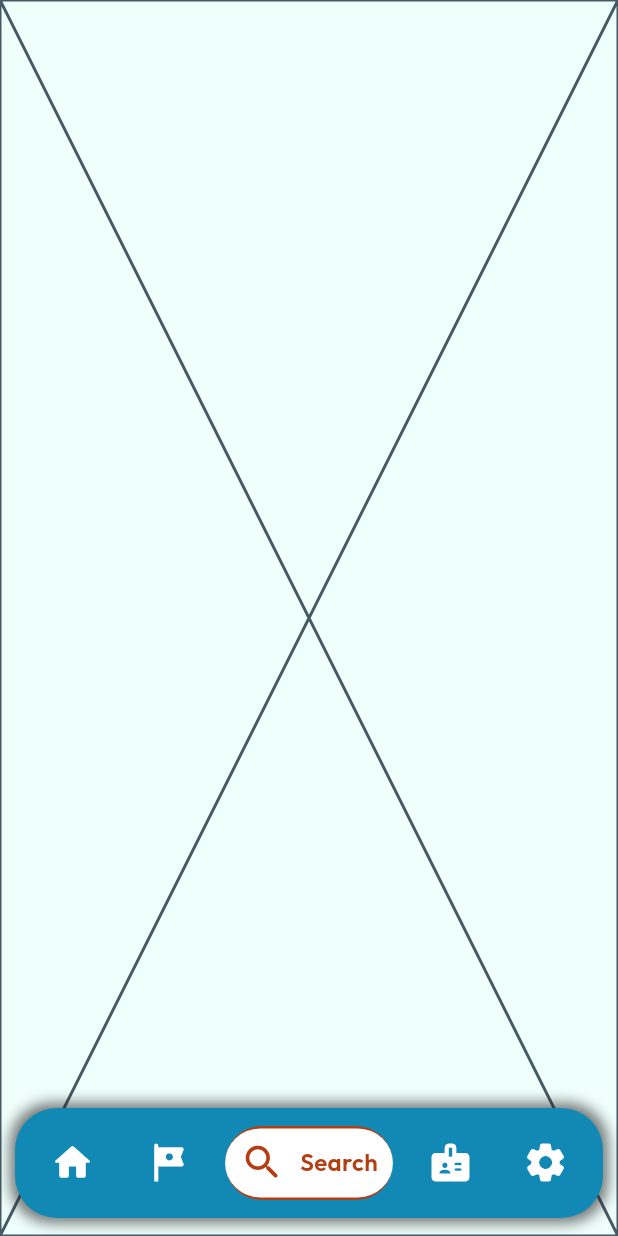
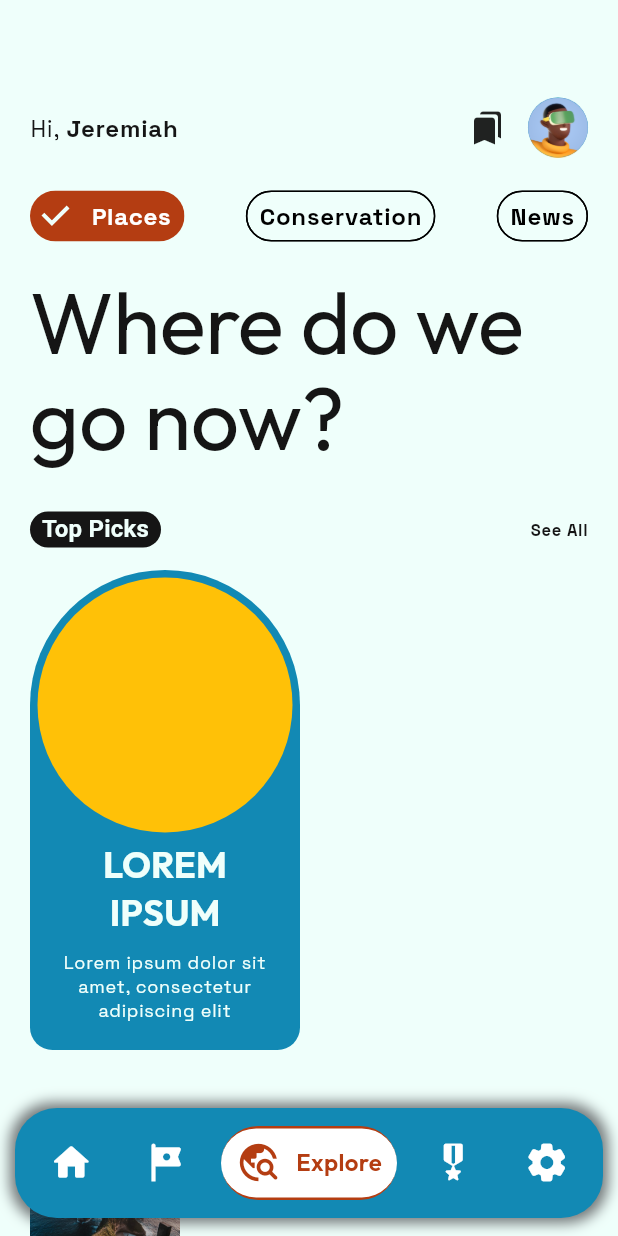
Before and after one commit to baxelnut/virtual_tourism, a Flutter app: the screen it shows after launch, item 3 of the bottom bar chosen, on a phone screen of 412 x 824 dp. Run offline on Flutter 3.47's test engine with Material 3 defaults, Android fonts, the phone set to English and light mode, and no system bars; drawn by our look-alikes of google_nav_bar; our stand-ins replace firebase_core, flutter_dotenv, google_fonts, shared_preferences; missing offline and left inert: panorama_viewer; accounts and stored records are empty; Roboto replaces fonts that are missing (Italiana).

Commit message:
setup up for pages and component initiation (card, chips, user overview)

```diff
--- a/lib/src/app.dart
+++ b/lib/src/app.dart
@@ -2,9 +2,12 @@ import 'package:flutter/material.dart';
 import 'package:google_fonts/google_fonts.dart';
 import 'package:google_nav_bar/google_nav_bar.dart';
 import 'package:provider/provider.dart';
+import 'package:virtual_tourism/src/pages/explore/explore_page.dart';
+import 'package:virtual_tourism/src/pages/settings/settings_page.dart';
+import 'package:virtual_tourism/src/pages/tour/tour_page.dart';
 
 import 'data/theme/theme_provider.dart';
-import 'pages/badges/badges_page.dart';
+import 'pages/medals/medals_page.dart';
 import 'pages/home/home_page.dart';
 
 class MyApp extends StatefulWidget {
@@ -37,13 +40,13 @@ class _MyAppState extends State<MyApp> {
               case 0:
                 return const HomePage();
               case 1:
-                return const Placeholder();
+                return const TourPage();
               case 2:
-                return const Placeholder();
+                return const ExplorePage();
               case 3:
-                return const BadgesPage();
+                return const MedalsPage();
               case 4:
-                return const Placeholder();
+                return const SettingsPage();
               default:
                 return const HomePage();
             }
@@ -99,14 +102,14 @@ class _MyAppState extends State<MyApp> {
                       text: 'Tour',
                       textStyle: customTextStyle),
                   GButton(
-                      icon: Icons.search_rounded,
+                      icon: Icons.travel_explore_rounded,
                       iconSize: 30,
-                      text: 'Search',
+                      text: 'Explore',
                       textStyle: customTextStyle),
                   GButton(
-                      icon: Icons.badge_rounded,
+                      icon: Icons.military_tech_rounded,
                       iconSize: 30,
-                      text: 'Badges',
+                      text: 'Medals',
                       textStyle: customTextStyle),
                   GButton(
                       icon: Icons.settings_rounded,
--- /dev/null
+++ b/lib/src/components/cards_curved.dart
@@ -0,0 +1,62 @@
+import 'package:flutter/material.dart';
+
+class CardsCurved extends StatefulWidget {
+  final String title;
+  final String subtitle;
+  const CardsCurved({super.key, required this.title, required this.subtitle});
+
+  @override
+  State<CardsCurved> createState() => _CardsCurvedState();
+}
+
+class _CardsCurvedState extends State<CardsCurved> {
+  @override
+  Widget build(BuildContext context) {
+    final theme = Theme.of(context);
+    return Container(
+      width: 180,
+      height: 320,
+      decoration: BoxDecoration(
+          color: theme.colorScheme.primary,
+          borderRadius: const BorderRadius.only(
+              topLeft: Radius.circular(360),
+              topRight: Radius.circular(360),
+              bottomLeft: Radius.circular(60),
+              bottomRight: Radius.circular(60))),
+      child: Column(
+        children: [
+          Padding(
+            padding: const EdgeInsets.symmetric(vertical: 5),
+            child: Container(
+              width: 170,
+              height: 170,
+              decoration: BoxDecoration(
+                  borderRadius: BorderRadius.circular(360),
+                  color: Colors.amber),
+            ),
+          ),
+          Padding(
+            padding: const EdgeInsets.symmetric(horizontal: 10),
+            child: Text(
+              widget.title,
+              textAlign: TextAlign.center,
+              style: theme.textTheme.headlineSmall?.copyWith(
+                color: theme.colorScheme.onPrimary,
+              ),
+            ),
+          ),
+          Padding(
+            padding: const EdgeInsets.symmetric(horizontal: 10, vertical: 10),
+            child: Text(
+              widget.subtitle,
+              textAlign: TextAlign.center,
+              style: theme.textTheme.labelMedium?.copyWith(
+                color: theme.colorScheme.onPrimary,
+              ),
+            ),
+          )
+        ],
+      ),
+    );
+  }
+}
--- /dev/null
+++ b/lib/src/components/cards_header.dart
@@ -0,0 +1,45 @@
+import 'package:flutter/material.dart';
+
+class CardsHeader extends StatelessWidget {
+  final String cardsTitle;
+  const CardsHeader({super.key, required this.cardsTitle});
+
+  @override
+  Widget build(BuildContext context) {
+    final theme = Theme.of(context);
+    return Padding(
+      padding: const EdgeInsets.symmetric(vertical: 15),
+      child: Row(
+        mainAxisAlignment: MainAxisAlignment.spaceBetween,
+        children: [
+          Container(
+              decoration: BoxDecoration(
+                  color: theme.colorScheme.onSurface,
+                  borderRadius: BorderRadius.circular(60)),
+              child: Padding(
+                padding: const EdgeInsets.symmetric(horizontal: 8),
+                child: Text(
+                  cardsTitle,
+                  style: theme.textTheme.titleMedium
+                      ?.copyWith(color: theme.colorScheme.surface),
+                ),
+              )),
+          GestureDetector(
+              onTap: () {
+                showDialog(
+                    context: context,
+                    builder: (_) {
+                      return AlertDialog(
+                        title: Text(cardsTitle),
+                      );
+                    });
+              },
+              child: Text(
+                'See All',
+                style: theme.textTheme.labelSmall,
+              ))
+        ],
+      ),
+    );
+  }
+}
--- /dev/null
+++ b/lib/src/components/cards_linear.dart
@@ -0,0 +1,60 @@
+import 'package:flutter/material.dart';
+
+class CardsLinear extends StatefulWidget {
+  const CardsLinear({super.key});
+
+  @override
+  State<CardsLinear> createState() => _CardsLinearState();
+}
+
+class _CardsLinearState extends State<CardsLinear> {
+  @override
+  Widget build(BuildContext context) {
+    final theme = Theme.of(context);
+    return Stack(
+      children: [
+        Container(
+          width: 100,
+          height: 120,
+          decoration: BoxDecoration(
+            borderRadius: BorderRadius.circular(16),
+          ),
+          child: ClipRRect(
+            borderRadius: BorderRadius.circular(16),
+            child: Image.asset(
+              'assets/nusa_penida.jpeg',
+              fit: BoxFit.cover,
+              width: 100,
+              height: 120,
+            ),
+          ),
+        ),
+        Container(
+          width: 100,
+          height: 120,
+          decoration: BoxDecoration(
+            gradient: LinearGradient(
+              colors: [
+                Colors.black,
+                Colors.transparent,
+              ],
+              begin: Alignment.bottomCenter,
+              end: Alignment.center,
+              stops: [0.0, 1.0],
+              tileMode: TileMode.clamp,
+            ),
+            borderRadius: BorderRadius.circular(16),
+          ),
+        ),
+        Positioned(
+          bottom: 10,
+          left: 10,
+          child: Text('Nusa Penidaaaaaaaa',
+          overflow: TextOverflow.clip,
+              style: theme.textTheme.labelSmall
+                  ?.copyWith(color: theme.colorScheme.surface)),
+        ),
+      ],
+    );
+  }
+}
--- /dev/null
+++ b/lib/src/components/chips_component.dart
@@ -0,0 +1,48 @@
+import 'package:flutter/material.dart';
+
+class ChipsComponent extends StatefulWidget {
+  final List<String> listOfThangz;
+  const ChipsComponent({super.key, required this.listOfThangz});
+
+  @override
+  State<ChipsComponent> createState() => _ChipsComponentState();
+}
+
+class _ChipsComponentState extends State<ChipsComponent> {
+  int? _value = 0;
+
+  @override
+  Widget build(BuildContext context) {
+    final theme = Theme.of(context);
+    return Padding(
+      padding: const EdgeInsets.symmetric(vertical: 0),
+      child: Row(
+        mainAxisAlignment: MainAxisAlignment.spaceBetween,
+        children: List<Widget>.generate(
+          widget.listOfThangz.length,
+          (int index) {
+            final bool isSelected = _value == index;
+            return ChoiceChip(
+              padding: const EdgeInsets.symmetric(vertical: 0),
+              selectedColor: theme.colorScheme.secondary,
+              labelStyle: theme.textTheme.bodyLarge?.copyWith(
+                fontWeight: FontWeight.bold,
+                color: isSelected ? Colors.white : Colors.black,
+              ),
+              shape: RoundedRectangleBorder(
+                borderRadius: BorderRadius.circular(60),
+              ),
+              label: Text(widget.listOfThangz[index]),
+              selected: isSelected,
+              onSelected: (bool selected) {
+                setState(() {
+                  _value = selected ? index : null;
+                });
+              },
+            );
+          },
+        ).toList(),
+      ),
+    );
+  }
+}
--- a/lib/src/components/thumbnail.dart
+++ b/lib/src/components/thumbnail.dart
@@ -28,9 +28,8 @@ class Thumbnail extends StatelessWidget {
           // move to image screen
           Navigator.of(context).push(
             MaterialPageRoute(
-              builder: (context) => ImageScreen(
-                Image.asset(imagePath),
-              ),
+              builder: (context) => ImageScreen(Image.asset(imagePath),
+                  imagePath.split('/').last.split('.').first),
             ),
           );
         },
--- a/lib/src/data/theme/theme.dart
+++ b/lib/src/data/theme/theme.dart
@@ -31,7 +31,7 @@ ThemeData lightMode = ThemeData(
       textStyle: const TextStyle(fontWeight: FontWeight.normal),
     ),
     headlineSmall: GoogleFonts.outfit(
-      textStyle: const TextStyle(fontWeight: FontWeight.normal),
+      textStyle: const TextStyle(fontWeight: FontWeight.bold),
     ),
     titleLarge: GoogleFonts.italiana(
       textStyle: const TextStyle(fontWeight: FontWeight.bold),
@@ -94,7 +94,7 @@ ThemeData darkMode = ThemeData(
       textStyle: const TextStyle(fontWeight: FontWeight.normal),
     ),
     headlineSmall: GoogleFonts.outfit(
-      textStyle: const TextStyle(fontWeight: FontWeight.normal),
+      textStyle: const TextStyle(fontWeight: FontWeight.bold),
     ),
     titleLarge: GoogleFonts.italiana(
       textStyle: const TextStyle(fontWeight: FontWeight.bold),
--- /dev/null
+++ b/lib/src/pages/explore/explore_page.dart
@@ -0,0 +1,54 @@
+import 'package:flutter/material.dart';
+
+import '../../components/cards_curved.dart';
+import '../../components/cards_emerged.dart';
+import '../../components/cards_header.dart';
+import '../../components/cards_linear.dart';
+import '../../components/chips_component.dart';
+import '../home/user_overview.dart';
+
+class ExplorePage extends StatelessWidget {
+  const ExplorePage({super.key});
+
+  @override
+  Widget build(BuildContext context) {
+    final theme = Theme.of(context);
+    return Scaffold(
+      body: SingleChildScrollView(
+        child: Padding(
+          // must be applied to all pages
+          padding: const EdgeInsets.symmetric(vertical: 50, horizontal: 20),
+          child: Column(
+            crossAxisAlignment: CrossAxisAlignment.start,
+            children: [
+              const UserOverview(username: 'Jeremiah'),
+              const ChipsComponent(
+                  listOfThangz: ['Places', 'Conservation', 'News']),
+              Padding(
+                padding: const EdgeInsets.symmetric(vertical: 15),
+                child: Text(
+                  'Where do we go now?',
+                  style: theme.textTheme.displayLarge,
+                ),
+              ),
+              const CardsHeader(cardsTitle: 'Top Picks'),
+              const CardsCurved(
+                title: 'LOREM IPSUM',
+                subtitle:
+                    'Lorem ipsum dolor sit amet, consectetur adipiscing elit',
+              ),
+              SizedBox(
+                height: 50,
+              ),
+              const CardsLinear(),
+              SizedBox(
+                height: 50,
+              ),
+              const CardsEmerged()
+            ],
+          ),
+        ),
+      ),
+    );
+  }
+}
--- /dev/null
+++ b/lib/src/pages/home/user_overview.dart
@@ -0,0 +1,55 @@
+import 'package:flutter/material.dart';
+
+class UserOverview extends StatefulWidget {
+  final String username;
+  const UserOverview({super.key, required this.username});
+
+  @override
+  State<UserOverview> createState() => _UserOverviewState();
+}
+
+class _UserOverviewState extends State<UserOverview> {
+  @override
+  Widget build(BuildContext context) {
+    final theme = Theme.of(context);
+    return Padding(
+      padding: const EdgeInsets.symmetric(vertical: 15),
+      child: Row(
+        children: [
+          Expanded(
+              child: Text.rich(
+            TextSpan(
+              text: 'Hi, ',
+              style: theme.textTheme.bodyLarge,
+              children: [
+                TextSpan(
+                  text: widget.username,
+                  style: theme.textTheme.bodyLarge
+                      ?.copyWith(fontWeight: FontWeight.bold),
+                ),
+              ],
+            ),
+          )),
+          const Padding(
+            padding: EdgeInsets.symmetric(horizontal: 15),
+            child: Icon(Icons.bookmarks_rounded),
+          ),
+          GestureDetector(
+            onTap: () {
+              showDialog(
+                  context: context,
+                  builder: (_) {
+                    return AlertDialog(
+                      title: Image.asset('assets/3d_avatar_21.png'),
+                    );
+                  });
+            },
+            child: CircleAvatar(
+              child: Image.asset('assets/3d_avatar_21.png'),
+            ),
+          )
+        ],
+      ),
+    );
+  }
+}
--- a/lib/src/pages/badges/badges_page.dart
+++ b/lib/src/pages/medals/medals_page.dart
@@ -1,7 +1,7 @@
 import 'package:flutter/material.dart';
 
-class BadgesPage extends StatelessWidget {
-  const BadgesPage({super.key});
+class MedalsPage extends StatelessWidget {
+  const MedalsPage({super.key});
 
   @override
   Widget build(BuildContext context) {
```
Also changed, not shown: lib/src/components/cards_emerged.dart (added, +19 -0 lines), lib/src/pages/home/home_page.dart (+73 -56 lines), lib/src/pages/home/image_screen.dart (+5 -2 lines), lib/src/pages/settings/settings_page.dart (added, +10 -0 lines), lib/src/pages/tour/tour_page.dart (added, +53 -0 lines), assets/3d_avatar_21.png (added), assets/nusa_penida.jpeg (added).
